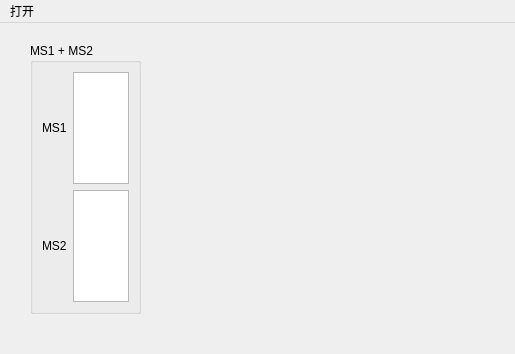
chanliangsheng/qt-project, file 10_readMgf/mainwindow.ui: the form before one commit; both pictures show x 0 to 515 and y 0 to 354 of the 790 by 646 pixel window.
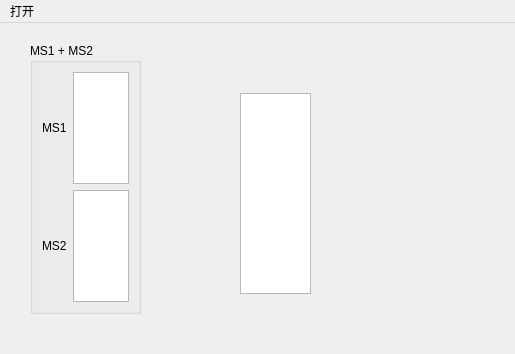
The form after the commit.

```diff
--- a/10_readMgf/mainwindow.ui
+++ b/10_readMgf/mainwindow.ui
@@ -49,6 +49,16 @@
      </item>
     </layout>
    </widget>
+   <widget class="QListView" name="listView">
+    <property name="geometry">
+     <rect>
+      <x>240</x>
+      <y>70</y>
+      <width>71</width>
+      <height>201</height>
+     </rect>
+    </property>
+   </widget>
   </widget>
   <widget class="QMenuBar" name="menuBar">
    <property name="geometry">
```
Left out of the diff: 4 changed lines with no effect on the pictures.
